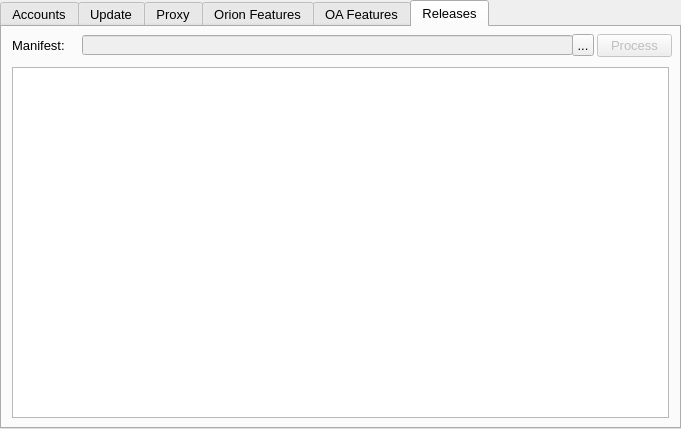
Old version of the form orionlauncherwindow.ui in the repository jokker23/OrionLauncher.
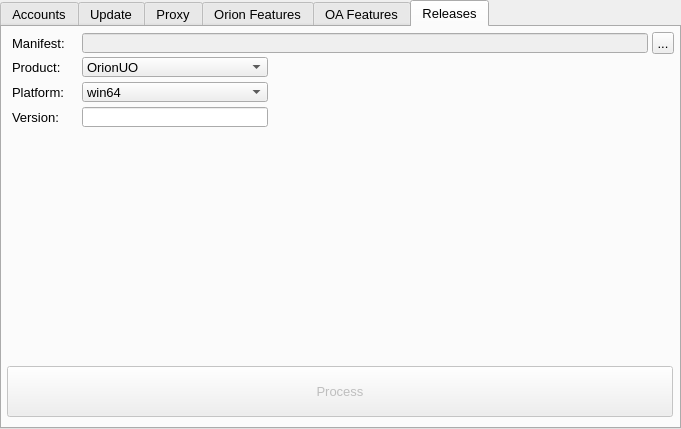
New version of the form. The open tabs and pages were chosen to show the change.

Commit message: Implements a tool for building releases and download beta releases

Patch:
```diff
--- a/orionlauncherwindow.ui
+++ b/orionlauncherwindow.ui
@@ -1832,8 +1832,8 @@
         <property name="geometry">
          <rect>
           <x>80</x>
-          <y>8</y>
-          <width>491</width>
+          <y>6</y>
+          <width>566</width>
           <height>20</height>
          </rect>
         </property>
@@ -1842,7 +1842,7 @@
         <property name="geometry">
          <rect>
           <x>10</x>
-          <y>10</y>
+          <y>8</y>
           <width>71</width>
           <height>16</height>
          </rect>
@@ -1854,8 +1854,8 @@
        <widget class="QToolButton" name="tb_SetManifestPath">
         <property name="geometry">
          <rect>
-          <x>570</x>
-          <y>7</y>
+          <x>650</x>
+          <y>5</y>
           <width>22</width>
           <height>22</height>
          </rect>
@@ -1870,28 +1870,142 @@
         </property>
         <property name="geometry">
          <rect>
-          <x>595</x>
-          <y>7</y>
-          <width>75</width>
-          <height>23</height>
+          <x>5</x>
+          <y>339</y>
+          <width>666</width>
+          <height>51</height>
          </rect>
         </property>
         <property name="text">
          <string>Process</string>
         </property>
        </widget>
-       <widget class="QTextEdit" name="te_Log">
+       <widget class="QComboBox" name="cb_ReleaseProduct">
         <property name="geometry">
          <rect>
+          <x>80</x>
+          <y>30</y>
+          <width>186</width>
+          <height>20</height>
+         </rect>
+        </property>
+        <item>
+         <property name="text">
+          <string>OrionUO</string>
+         </property>
+        </item>
+        <item>
+         <property name="text">
+          <string>Orion Launcher</string>
+         </property>
+        </item>
+        <item>
+         <property name="text">
+          <string>Orion Assistant</string>
+         </property>
+        </item>
+       </widget>
+       <widget class="QLabel" name="label_24">
+        <property name="geometry">
+         <rect>
           <x>10</x>
-          <y>40</y>
-          <width>657</width>
-          <height>351</height>
+          <y>30</y>
+          <width>71</width>
+          <height>20</height>
          </rect>
         </property>
-        <property name="readOnly">
+        <property name="text">
+         <string>Product:</string>
+        </property>
+       </widget>
+       <widget class="QLabel" name="label_25">
+        <property name="geometry">
+         <rect>
+          <x>10</x>
+          <y>82</y>
+          <width>71</width>
+          <height>16</height>
+         </rect>
+        </property>
+        <property name="text">
+         <string>Version:</string>
+        </property>
+       </widget>
+       <widget class="QLineEdit" name="le_ReleaseVersion">
+        <property name="enabled">
          <bool>true</bool>
         </property>
+        <property name="geometry">
+         <rect>
+          <x>80</x>
+          <y>80</y>
+          <width>186</width>
+          <height>20</height>
+         </rect>
+        </property>
+       </widget>
+       <widget class="QLabel" name="label_26">
+        <property name="geometry">
+         <rect>
+          <x>10</x>
+          <y>55</y>
+          <width>71</width>
+          <height>20</height>
+         </rect>
+        </property>
+        <property name="text">
+         <string>Platform:</string>
+        </property>
+       </widget>
+       <widget class="QComboBox" name="cb_ReleasePlatform">
+        <property name="geometry">
+         <rect>
+          <x>80</x>
+          <y>55</y>
+          <width>186</width>
+          <height>20</height>
+         </rect>
+        </property>
+        <item>
+         <property name="text">
+          <string>win64</string>
+         </property>
+        </item>
+        <item>
+         <property name="text">
+          <string>win64-beta</string>
+         </property>
+        </item>
+        <item>
+         <property name="text">
+          <string>ubuntu</string>
+         </property>
+        </item>
+        <item>
+         <property name="text">
+          <string>ubuntu-beta</string>
+         </property>
+        </item>
+        <item>
+         <property name="text">
+          <string>manjarolinux</string>
+         </property>
+        </item>
+        <item>
+         <property name="text">
+          <string>manjarolinux-beta</string>
+         </property>
+        </item>
+        <item>
+         <property name="text">
+          <string>osx</string>
+         </property>
+        </item>
+        <item>
+         <property name="text">
+          <string>osx-beta</string>
+         </property>
+        </item>
        </widget>
       </widget>
      </widget>
```
Left out of the diff: 33 changed lines with no effect on the pictures. The commit also changes 9 other files.
